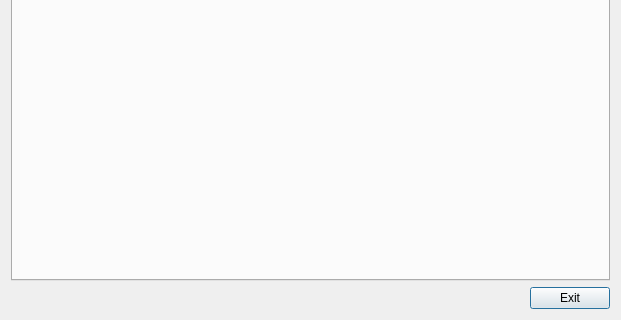
The window that ui/settingdialog.ui (niuyuxin/touchScreen) describes before a commit, drawn with Qt 5; both pictures show x 0 to 621 and y 170 to 490 of the 621 by 490 pixel window.
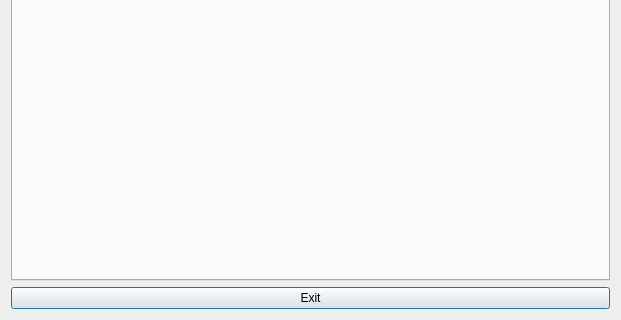
The same window after the commit.

The edit to the form file:
```diff
--- a/ui/settingdialog.ui
+++ b/ui/settingdialog.ui
@@ -30,21 +30,6 @@
     </widget>
    </item>
    <item>
-    <layout class="QHBoxLayout" name="horizontalLayout">
-     <item>
-      <spacer name="horizontalSpacer">
-       <property name="orientation">
-        <enum>Qt::Horizontal</enum>
-       </property>
-       <property name="sizeHint" stdset="0">
-        <size>
-         <width>40</width>
-         <height>20</height>
-        </size>
-       </property>
-      </spacer>
-     </item>
-     <item>
       <widget class="QPushButton" name="cancelPushButton">
        <property name="sizePolicy">
         <sizepolicy hsizetype="Minimum" vsizetype="Preferred">
@@ -56,8 +41,6 @@
         <string>Exit</string>
        </property>
       </widget>
-     </item>
-    </layout>
    </item>
   </layout>
  </widget>
```
Lines whose indentation alone changed are shown as unchanged.
